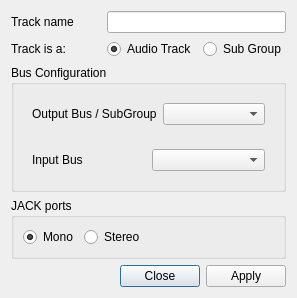
First picture: the form in src/traverso/ui/NewTrackDialog.ui, repository ErwanLegrand/Traverso-DAW, before the edit.
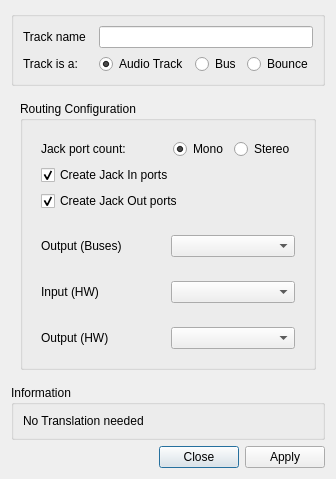
Second picture: the form after the edit.

The edit to the form file:
```diff
--- a/src/traverso/ui/NewTrackDialog.ui
+++ b/src/traverso/ui/NewTrackDialog.ui
@@ -6,14 +6,20 @@
    <rect>
     <x>0</x>
     <y>0</y>
-    <width>285</width>
-    <height>261</height>
+    <width>328</width>
+    <height>422</height>
    </rect>
   </property>
   <property name="windowTitle">
    <string>New Track(s)</string>
   </property>
-  <layout class="QVBoxLayout" name="verticalLayout_3">
+  <layout class="QVBoxLayout" name="verticalLayout_5">
+   <item>
+    <widget class="QGroupBox" name="groupBox_2">
+     <property name="title">
+      <string/>
+     </property>
+     <layout class="QVBoxLayout" name="verticalLayout_4">
    <item>
     <layout class="QHBoxLayout">
      <property name="spacing">
@@ -26,7 +32,7 @@
       <widget class="QLabel" name="label">
        <property name="minimumSize">
         <size>
-         <width>90</width>
+            <width>70</width>
          <height>0</height>
         </size>
        </property>
@@ -46,7 +52,7 @@
       <widget class="QLabel" name="label_2">
        <property name="minimumSize">
         <size>
-         <width>90</width>
+            <width>70</width>
          <height>0</height>
         </size>
        </property>
@@ -68,80 +74,43 @@
      <item>
       <widget class="QRadioButton" name="isSubGroup">
        <property name="text">
-        <string>Sub Group</string>
+           <string>Bus</string>
        </property>
       </widget>
      </item>
-    </layout>
-   </item>
+        <item>
+         <widget class="QRadioButton" name="isAudioTrack_2">
+          <property name="text">
+           <string>Bounce</string>
+          </property>
+          <property name="checked">
+           <bool>false</bool>
+          </property>
+         </widget>
+        </item>
+       </layout>
+      </item>
+     </layout>
+    </widget>
+   </item>
+   <item>
+    <widget class="QFrame" name="">
+     <layout class="QVBoxLayout" name="verticalLayout_6">
    <item>
     <widget class="QGroupBox" name="busConfigGroupBox">
      <property name="title">
-      <string>Bus Configuration</string>
+         <string>Routing Configuration</string>
      </property>
      <layout class="QVBoxLayout" name="verticalLayout_2">
       <item>
-       <widget class="QFrame" name="">
-        <layout class="QHBoxLayout" name="horizontalLayout_4">
-         <item>
-          <widget class="QLabel" name="label_4">
-           <property name="text">
-            <string>Output Bus / SubGroup</string>
-           </property>
-          </widget>
-         </item>
-         <item>
-          <widget class="QComboBox" name="outputBuses"/>
-         </item>
-        </layout>
-       </widget>
-      </item>
-      <item>
-       <widget class="QFrame" name="inputBusFrame">
-        <layout class="QHBoxLayout" name="horizontalLayout_5">
-         <item>
-          <widget class="QLabel" name="label_3">
-           <property name="text">
-            <string>Input Bus</string>
-           </property>
-          </widget>
-         </item>
-         <item>
-          <widget class="QComboBox" name="inputBuses"/>
-         </item>
-        </layout>
-       </widget>
-      </item>
-     </layout>
-     <zorder>label_4</zorder>
-     <zorder>outputBuses</zorder>
-     <zorder>label_4</zorder>
-     <zorder>inputBuses</zorder>
-     <zorder>label_3</zorder>
-    </widget>
-   </item>
-   <item>
-    <widget class="QGroupBox" name="jackTrackGroupBox">
-     <property name="title">
-      <string>JACK ports</string>
-     </property>
+          <widget class="QFrame" name="jackTrackFrame">
      <layout class="QVBoxLayout" name="verticalLayout">
       <item>
        <layout class="QHBoxLayout" name="horizontalLayout_2">
         <item>
-         <widget class="QRadioButton" name="monoRadioButton">
+               <widget class="QLabel" name="informationLabel_2">
           <property name="text">
-           <string>Mono</string>
-          </property>
-          <property name="checked">
-           <bool>true</bool>
-          </property>
-         </widget>
-        </item>
-        <item>
-         <widget class="QRadioButton" name="stereoRadioButton">
-          <property name="text">
-           <string>Stereo</string>
+                 <string>Jack port count:</string>
           </property>
          </widget>
         </item>
@@ -158,7 +127,114 @@
           </property>
          </spacer>
         </item>
-       </layout>
+              <item>
+               <widget class="QRadioButton" name="monoRadioButton">
+                <property name="text">
+                 <string>Mono</string>
+                </property>
+                <property name="checked">
+                 <bool>true</bool>
+                </property>
+               </widget>
+              </item>
+              <item>
+               <widget class="QRadioButton" name="stereoRadioButton">
+                <property name="text">
+                 <string>Stereo</string>
+                </property>
+               </widget>
+              </item>
+             </layout>
+            </item>
+            <item>
+             <widget class="QCheckBox" name="jackInPortsCheckBox">
+              <property name="text">
+               <string>Create Jack In ports</string>
+              </property>
+              <property name="checked">
+               <bool>true</bool>
+              </property>
+             </widget>
+            </item>
+            <item>
+             <widget class="QCheckBox" name="jackOutPortsCheckBox">
+              <property name="text">
+               <string>Create Jack Out ports</string>
+              </property>
+              <property name="checked">
+               <bool>true</bool>
+              </property>
+             </widget>
+            </item>
+           </layout>
+          </widget>
+         </item>
+         <item>
+          <widget class="QFrame" name="frame_2">
+           <layout class="QHBoxLayout" name="horizontalLayout_6">
+            <item>
+             <widget class="QLabel" name="label_5">
+              <property name="text">
+               <string>Output (Buses)</string>
+              </property>
+             </widget>
+            </item>
+            <item>
+             <widget class="QComboBox" name="outputsBus"/>
+            </item>
+           </layout>
+          </widget>
+         </item>
+         <item>
+          <widget class="QFrame" name="inputBusFrame">
+           <layout class="QHBoxLayout" name="horizontalLayout_5">
+            <item>
+             <widget class="QLabel" name="label_3">
+              <property name="text">
+               <string>Input (HW)</string>
+              </property>
+             </widget>
+            </item>
+            <item>
+             <widget class="QComboBox" name="inputsHW"/>
+            </item>
+           </layout>
+          </widget>
+         </item>
+         <item>
+          <widget class="QFrame" name="frame">
+           <layout class="QHBoxLayout" name="horizontalLayout_4">
+            <item>
+             <widget class="QLabel" name="label_4">
+              <property name="text">
+               <string>Output (HW)</string>
+              </property>
+             </widget>
+            </item>
+            <item>
+             <widget class="QComboBox" name="outputsHW"/>
+            </item>
+           </layout>
+          </widget>
+         </item>
+        </layout>
+       </widget>
+      </item>
+     </layout>
+    </widget>
+   </item>
+   <item>
+    <widget class="QGroupBox" name="groupBox">
+     <property name="title">
+      <string>Information</string>
+     </property>
+     <layout class="QVBoxLayout" name="verticalLayout_3">
+      <item>
+       <widget class="QLabel" name="informationLabel">
+        <property name="text">
+         <string>No Translation needed</string>
+        </property>
+       </widget>
       </item>
      </layout>
     </widget>
```
Lines whose indentation alone changed are shown as unchanged.
